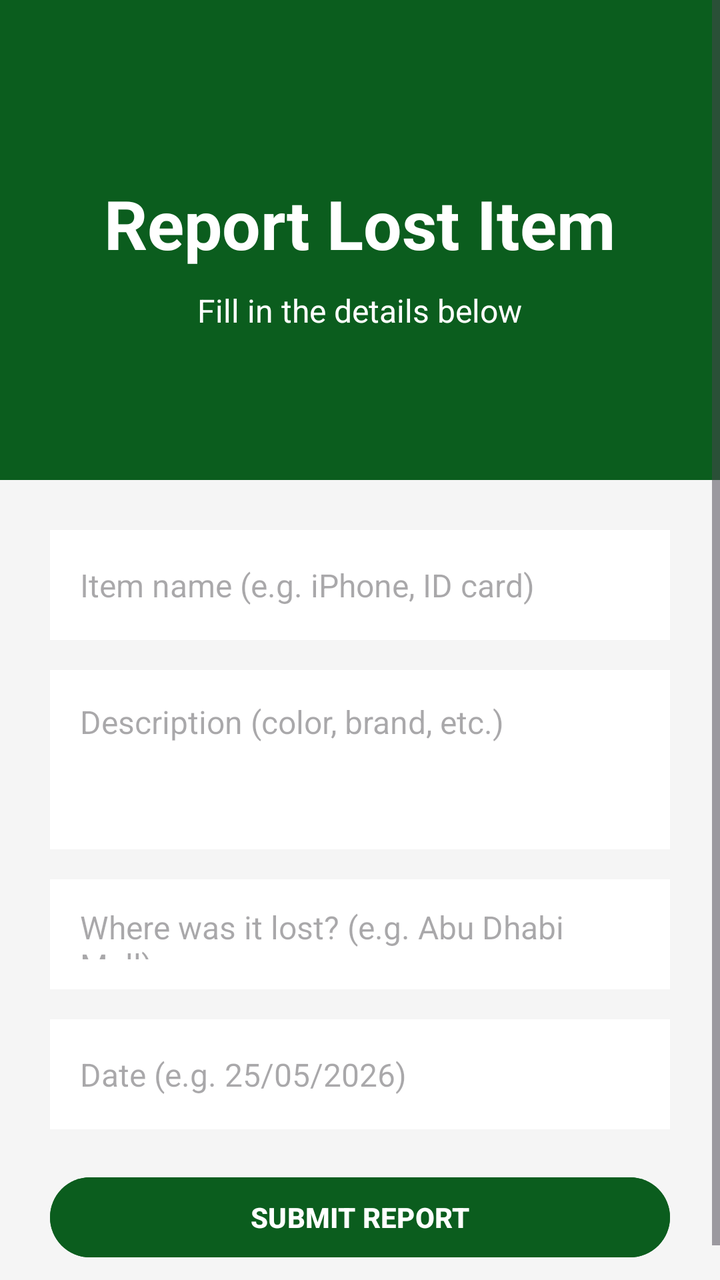
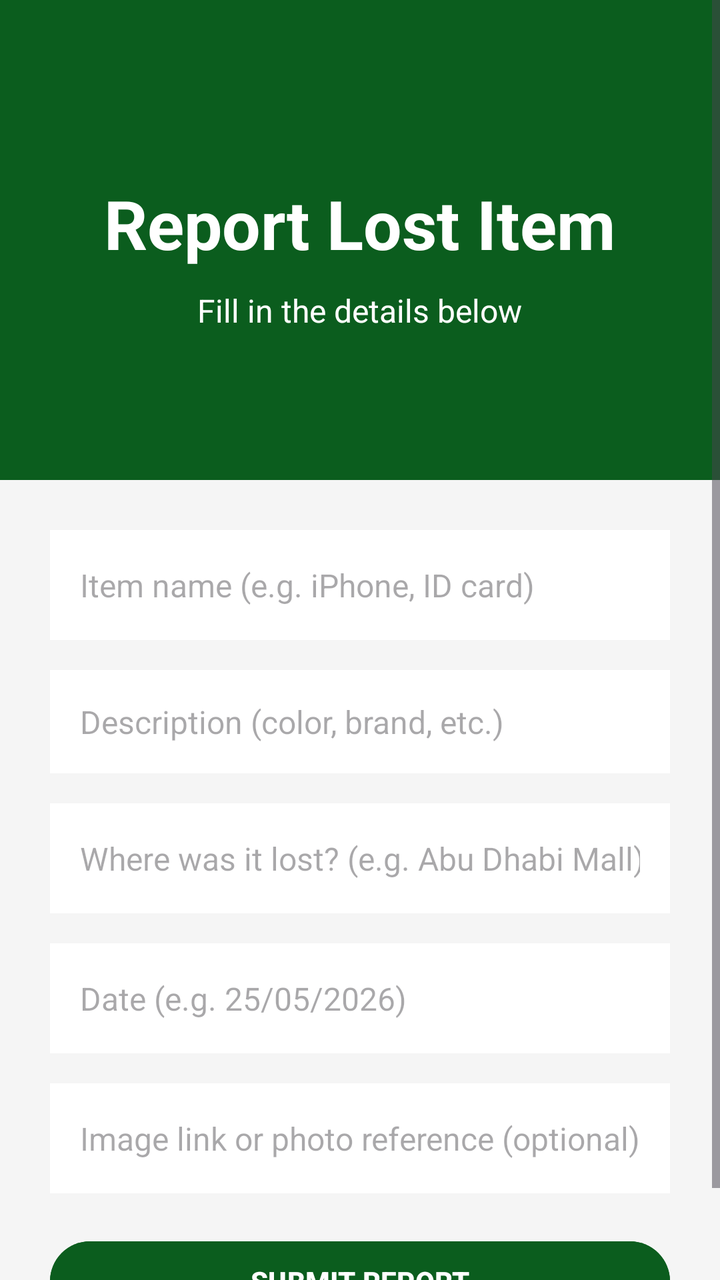

Compare the two renders of this Android layout. The source of the first and the diff that turns it into the second are given below.
<!-- AndroidManifest.xml: application theme Theme.LostAndFoundUAE -->
<!-- res/layout/fragment_report_lost.xml -->
<?xml version="1.0" encoding="utf-8"?>
<ScrollView xmlns:android="http://schemas.android.com/apk/res/android"
    android:layout_width="match_parent"
    android:layout_height="match_parent"
    android:background="#F5F5F5">

    <LinearLayout
        android:layout_width="match_parent"
        android:layout_height="wrap_content"
        android:orientation="vertical">

        
        <LinearLayout
            android:layout_width="match_parent"
            android:layout_height="240dp"
            android:background="#0B5D1E"
            android:gravity="center"
            android:orientation="vertical">

            <TextView
                android:layout_width="wrap_content"
                android:layout_height="wrap_content"
                android:text="Report Lost Item"
                android:textColor="#FFFFFF"
                android:textSize="34sp"
                android:textStyle="bold"
                android:layout_marginTop="15dp" />

            <TextView
                android:layout_width="wrap_content"
                android:layout_height="wrap_content"
                android:text="Fill in the details below"
                android:textColor="#FFFFFF"
                android:textSize="16sp"
                android:layout_marginTop="10dp" />
        </LinearLayout>

        
        <LinearLayout
            android:layout_width="match_parent"
            android:layout_height="wrap_content"
            android:orientation="vertical"
            android:padding="25dp">

            <EditText
                android:id="@+id/input_item_name"
                android:layout_width="match_parent"
                android:layout_height="55dp"
                android:background="#FFFFFF"
                android:hint="Item name (e.g. iPhone, ID card)"
                android:padding="15dp"
                android:textSize="16sp" />

            <EditText
                android:id="@+id/input_description"
                android:layout_width="match_parent"
                android:layout_height="wrap_content"
                android:background="#FFFFFF"
                android:hint="Description (color, brand, etc.)"
                android:padding="15dp"
                android:minLines="3"
                android:gravity="top"
                android:textSize="16sp"
                android:layout_marginTop="15dp" />

            <EditText
                android:id="@+id/input_location"
                android:layout_width="match_parent"
                android:layout_height="55dp"
                android:background="#FFFFFF"
                android:hint="Where was it lost? (e.g. Abu Dhabi Mall)"
                android:padding="15dp"
                android:textSize="16sp"
                android:layout_marginTop="15dp" />

            <EditText
                android:id="@+id/input_date"
                android:layout_width="match_parent"
                android:layout_height="55dp"
                android:background="#FFFFFF"
                android:hint="Date (e.g. 25/05/2026)"
                android:padding="15dp"
                android:textSize="16dp"
                android:layout_marginTop="15dp"
                android:inputType="text" />

            <Button
                android:id="@+id/btn_submit"
                android:layout_width="match_parent"
                android:layout_height="wrap_content"
                android:text="SUBMIT REPORT"
                android:textStyle="bold"
                android:textColor="#FFFFFF"
                android:backgroundTint="#0B5D1E"
                android:layout_marginTop="20dp" />

        </LinearLayout>
    </LinearLayout>
</ScrollView>
<!-- resources referenced by this layout -->
<resources>
  <style name="Theme.LostAndFoundUAE" parent="Base.Theme.LostAndFoundUAE" />
  <style name="Base.Theme.LostAndFoundUAE" parent="Theme.Material3.DayNight">
  
          
      </style>
</resources>

<!-- the commit's change to res/layout/fragment_report_lost.xml (unified diff, before → after) -->
@@ -9,7 +9,6 @@
         android:layout_height="wrap_content"
         android:orientation="vertical">
 
-        
         <LinearLayout
             android:layout_width="match_parent"
             android:layout_height="240dp"
@@ -35,7 +34,6 @@
                 android:layout_marginTop="10dp" />
         </LinearLayout>
 
-        
         <LinearLayout
             android:layout_width="match_parent"
             android:layout_height="wrap_content"
@@ -49,7 +47,8 @@
                 android:background="#FFFFFF"
                 android:hint="Item name (e.g. iPhone, ID card)"
                 android:padding="15dp"
-                android:textSize="16sp" />
+                android:textSize="16sp"
+                android:inputType="text" />
 
             <EditText
                 android:id="@+id/input_description"
@@ -61,7 +60,8 @@
                 android:minLines="3"
                 android:gravity="top"
                 android:textSize="16sp"
-                android:layout_marginTop="15dp" />
+                android:layout_marginTop="15dp"
+                android:inputType="text" />
 
             <EditText
                 android:id="@+id/input_location"
@@ -71,7 +71,8 @@
                 android:hint="Where was it lost? (e.g. Abu Dhabi Mall)"
                 android:padding="15dp"
                 android:textSize="16sp"
-                android:layout_marginTop="15dp" />
+                android:layout_marginTop="15dp"
+                android:inputType="text" />
 
             <EditText
                 android:id="@+id/input_date"
@@ -80,7 +81,18 @@
                 android:background="#FFFFFF"
                 android:hint="Date (e.g. 25/05/2026)"
                 android:padding="15dp"
-                android:textSize="16dp"
+                android:textSize="16sp"
+                android:layout_marginTop="15dp"
+                android:inputType="text" />
+
+            <EditText
+                android:id="@+id/input_image_link"
+                android:layout_width="match_parent"
+                android:layout_height="55dp"
+                android:background="#FFFFFF"
+                android:hint="Image link or photo reference (optional)"
+                android:padding="15dp"
+                android:textSize="16sp"
                 android:layout_marginTop="15dp"
                 android:inputType="text" />
 
